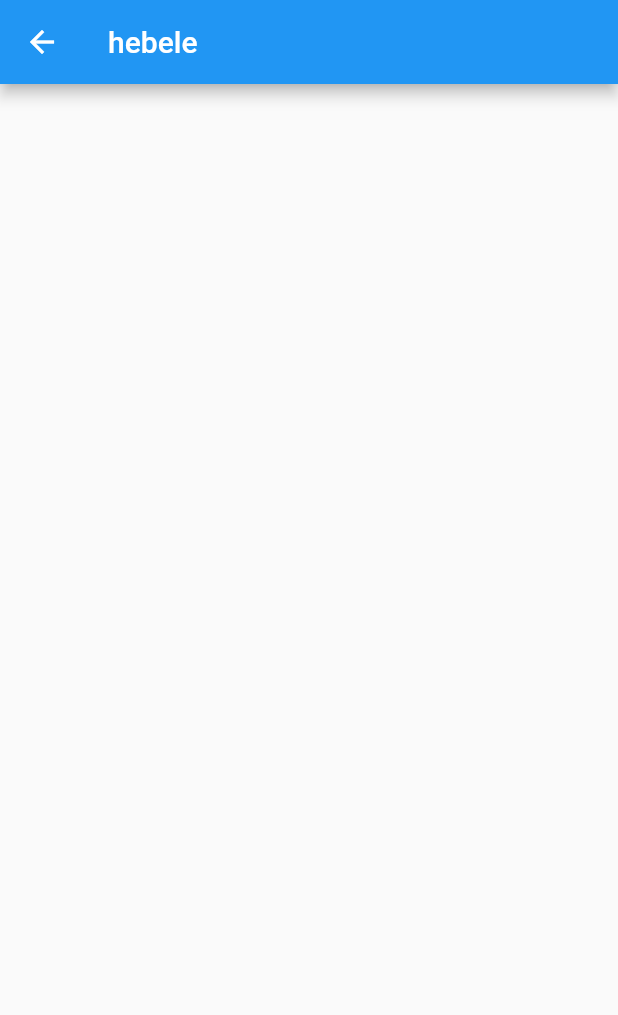
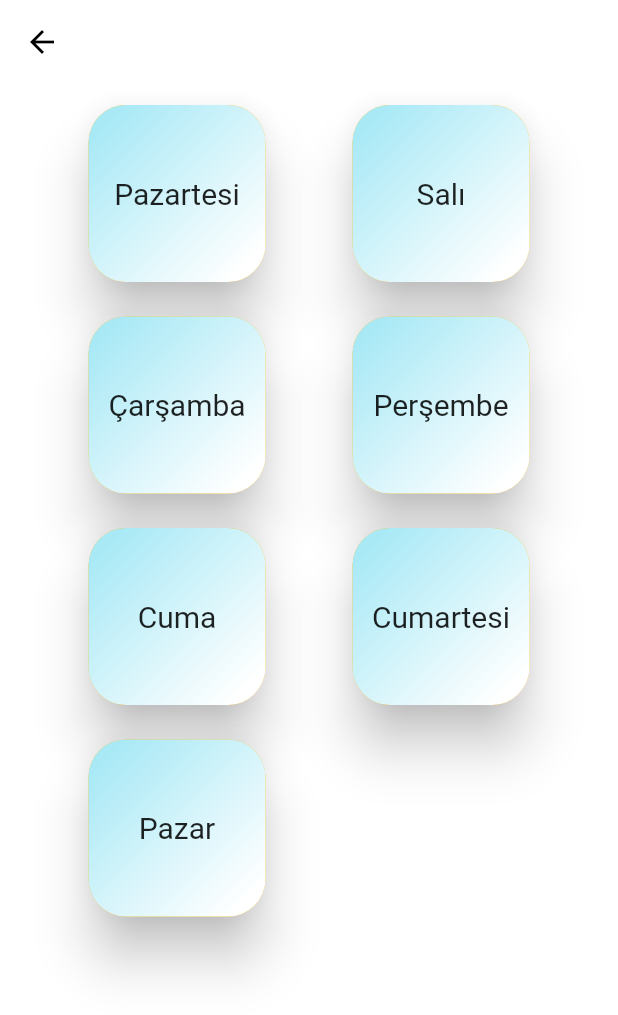
Before and after one commit to AlperenEyibil/diyet, a Flutter app: the screen it shows after launch, after a tap on "Kalori İşlemleri", on a phone screen of 412 x 824 dp. Shown: the top 1015 px of the screen. Run offline on Flutter 3.47's test engine with Material 2 defaults, Android fonts, the phone set to English and light mode, and no system bars.

Commit message:
Gunler Kismi Yapildi

```diff
--- a/lib/screens/home_page.dart
+++ b/lib/screens/home_page.dart
@@ -15,8 +15,9 @@ class _HomePageState extends State<HomePage> {
         children: [
           Expanded(
               child: GridView.count(
+                primary: false,
             mainAxisSpacing: 45,
-            padding: EdgeInsets.all(55),
+            padding: EdgeInsets.only(left: 55,right: 55,top: 100),
             crossAxisSpacing: 30,
             crossAxisCount: 2,
             children: [
--- a/lib/screens/weekly_program.dart
+++ b/lib/screens/weekly_program.dart
@@ -1,13 +1,65 @@
 import 'package:flutter/cupertino.dart';
+import 'package:flutter/gestures.dart';
 import 'package:flutter/material.dart';
 
-class WeeklyProgram extends StatelessWidget{
+class WeeklyProgram extends StatelessWidget {
   @override
   Widget build(BuildContext context) {
     // TODO: implement build
     return Scaffold(
-      appBar: AppBar(title: Text("hebele"),),
+      appBar: AppBar(backgroundColor: Colors.white,elevation: 0, iconTheme: IconThemeData(color: Colors.black),),
+      body: Container(
+        color: Colors.white,
+        child: Column(
+          children: [
+            Expanded(
+                child: GridView.count(
+                  primary: false,
+                  mainAxisSpacing: 15,
+                  padding: EdgeInsets.only(left: 55,right: 55,top: 10),
+                  crossAxisSpacing: 50,
+                  crossAxisCount: 2,
+                  children: [
+                    customCard(context, "Pazartesi", "/weekly_program"),
+                    customCard(context, "Salı", "/weekly_program"),
+                    customCard(context, "Çarşamba", "/weekly_program"),
+                    customCard(context, "Perşembe", "/weekly_program"),
+                    customCard(context, "Cuma", "/weekly_program"),
+                    customCard(context, "Cumartesi", "/weekly_program"),
+                    customCard(context, "Pazar", "/weekly_program"),
+                  ],
+                ))
+          ],
+        ),
+      ),
     );
   }
 
+  Widget customCard(BuildContext context, String title, String routeName) {
+    return Card(
+      elevation: 15,
+      color: Colors.amber,
+      shape: RoundedRectangleBorder(
+          borderRadius: BorderRadius.circular(25)),
+      child: InkWell(
+        borderRadius: BorderRadius.all(Radius.circular(25)),
+        onTap: () {
+          Navigator.pushNamed(context, routeName);
+        },
+        child: Container(
+          padding: EdgeInsets.all(10),
+          decoration: BoxDecoration(gradient: LinearGradient(
+              colors: [Color(0xFFA9E9F6), Colors.white],
+              stops: [0.1, 0.9],
+              begin: Alignment.topLeft,
+              end: Alignment.bottomRight
+          ), borderRadius: BorderRadius.all(Radius.circular(25))),
+          child: Center(child:
+            Text(title, textAlign: TextAlign.center,
+              style: TextStyle(fontSize: 20,),)
+          ,),
+        ),
+      ),
+    );
+  }
 }
```
